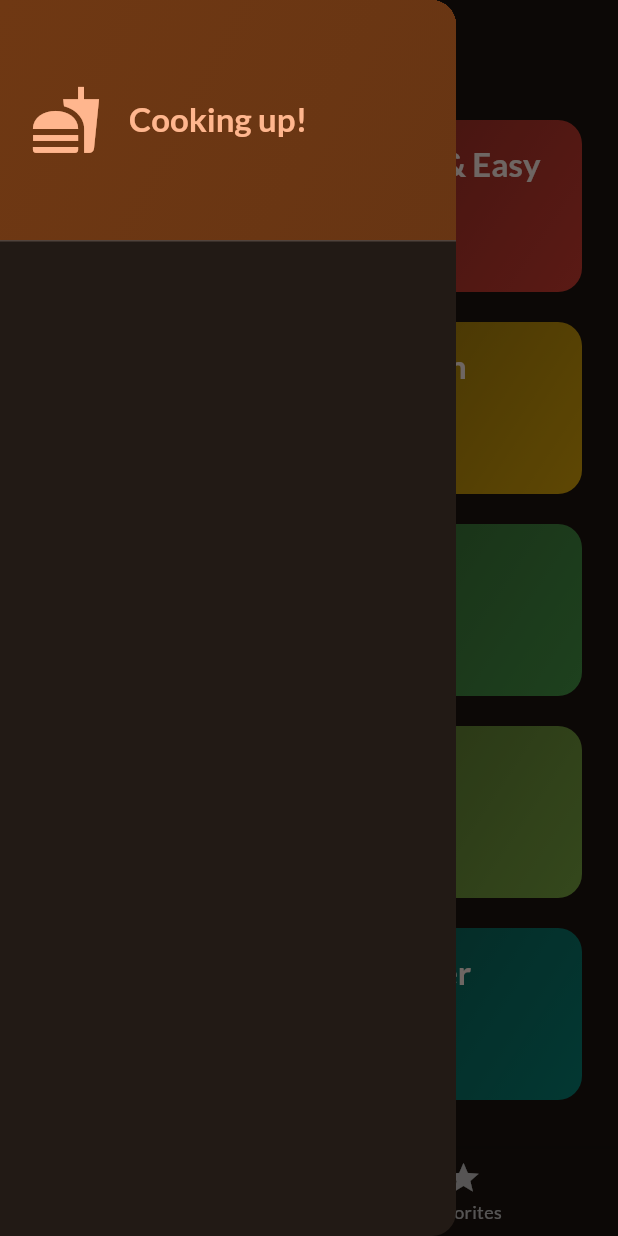
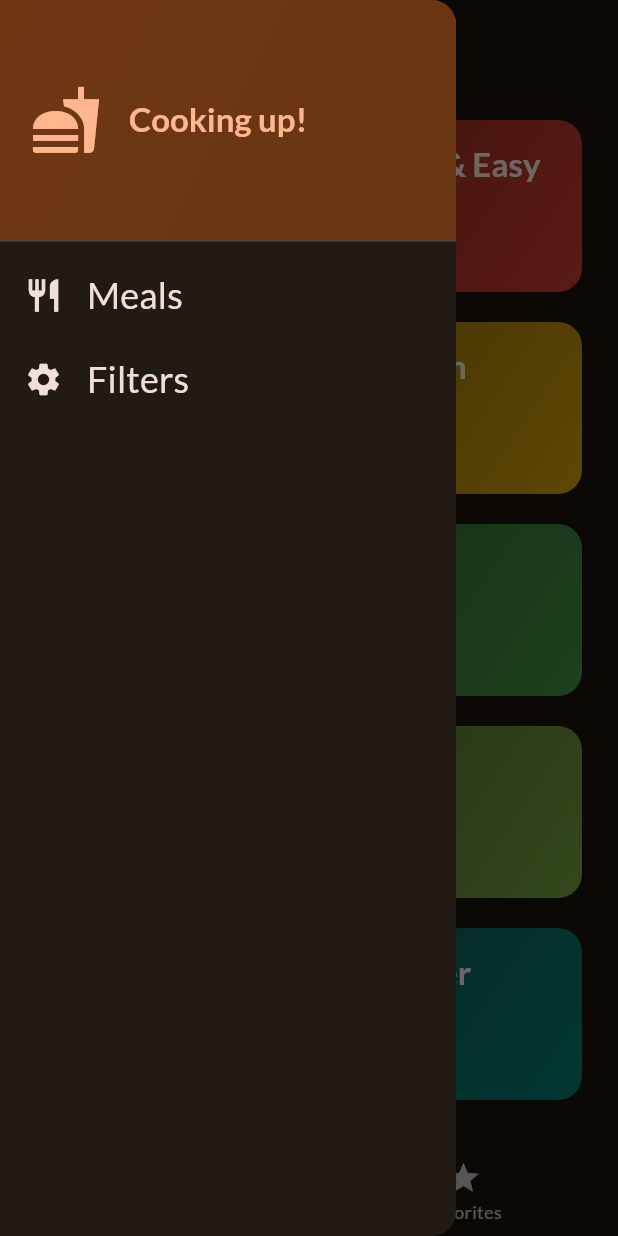
Before and after one commit to Eka051/meals_app, a Flutter app: the screen it shows after launch, with the side drawer open, on a phone screen of 412 x 824 dp. Run offline on Flutter 3.47's test engine with Material 3 defaults, Android fonts, the phone set to English and light mode, and no system bars; our stand-ins replace google_fonts, transparent_image.

Commit message:
feat: add Meals and Filters options to main drawer

```diff
--- a/lib/widgets/main_drawer.dart
+++ b/lib/widgets/main_drawer.dart
@@ -31,6 +31,34 @@ class MainDrawer extends StatelessWidget {
               ],
             ),
           ),
+          ListTile(
+            leading: Icon(
+              Icons.restaurant,
+              size: 26,
+              color: Theme.of(context).colorScheme.onSurface,
+            ),
+            title: Text('Meals',
+                style: Theme.of(context).textTheme.titleSmall!.copyWith(
+                      color: Theme.of(context).colorScheme.onSurface,
+                      fontSize: 24,
+                    )),
+            onTap: () {
+            },
+          ),
+          ListTile(
+            leading: Icon(
+              Icons.settings,
+              size: 26,
+              color: Theme.of(context).colorScheme.onSurface,
+            ),
+            title: Text('Filters',
+                style: Theme.of(context).textTheme.titleSmall!.copyWith(
+                      color: Theme.of(context).colorScheme.onSurface,
+                      fontSize: 24,
+                    )),
+            onTap: () {
+            },
+          ),
         ],
       ),
     );
```
